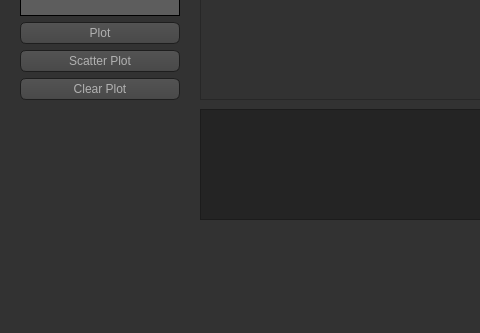
This is Verkefni3/ui/window.ui in thortom/T-316-GAVI as Qt 5 draws it before an edit; both pictures show x 0 to 480 and y 341 to 674 of the 989 by 674 pixel window. The edited form follows.
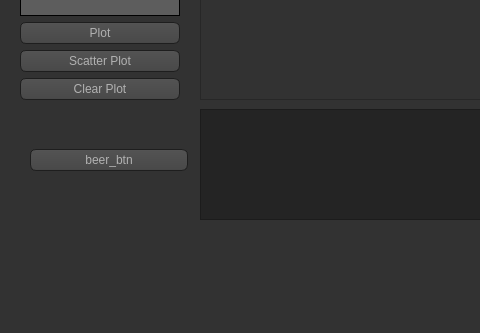
This is the edited form. Icons and pictures are not drawn. Custom widgets are drawn as their Qt base class.

```diff
--- a/Verkefni3/ui/window.ui
+++ b/Verkefni3/ui/window.ui
@@ -791,6 +791,19 @@
      </palette>
     </property>
    </widget>
+   <widget class="QPushButton" name="beer_btn">
+    <property name="geometry">
+     <rect>
+      <x>30</x>
+      <y>490</y>
+      <width>158</width>
+      <height>22</height>
+     </rect>
+    </property>
+    <property name="text">
+     <string>beer_btn</string>
+    </property>
+   </widget>
   </widget>
   <widget class="QMenuBar" name="menubar">
    <property name="geometry">
```
